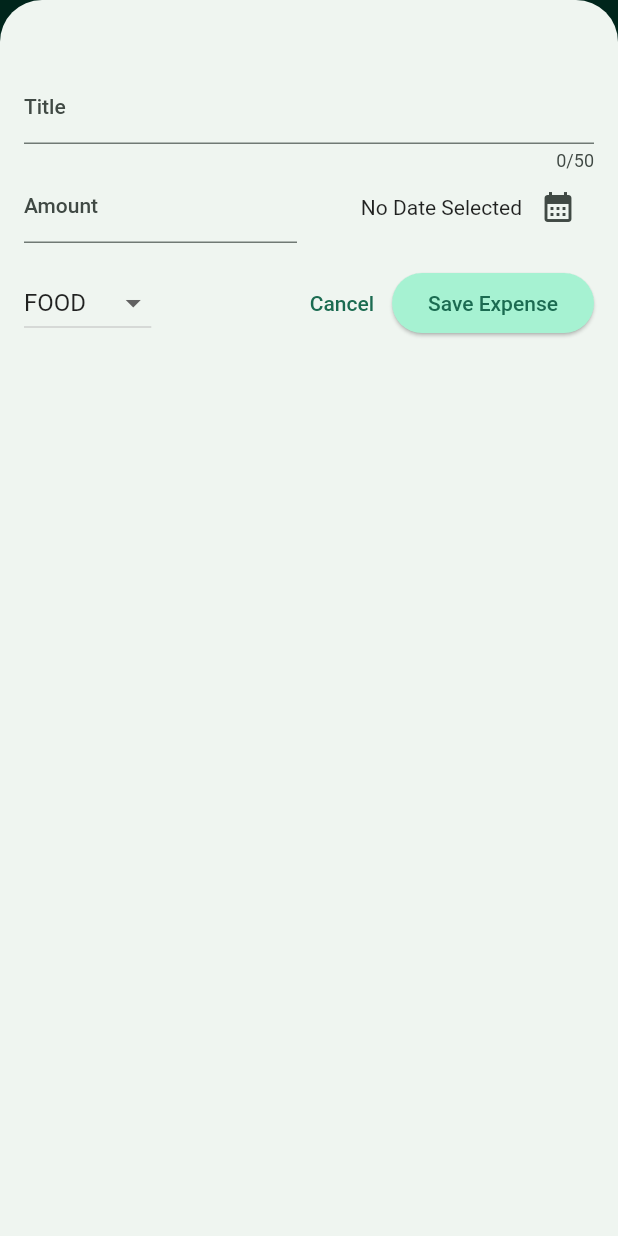
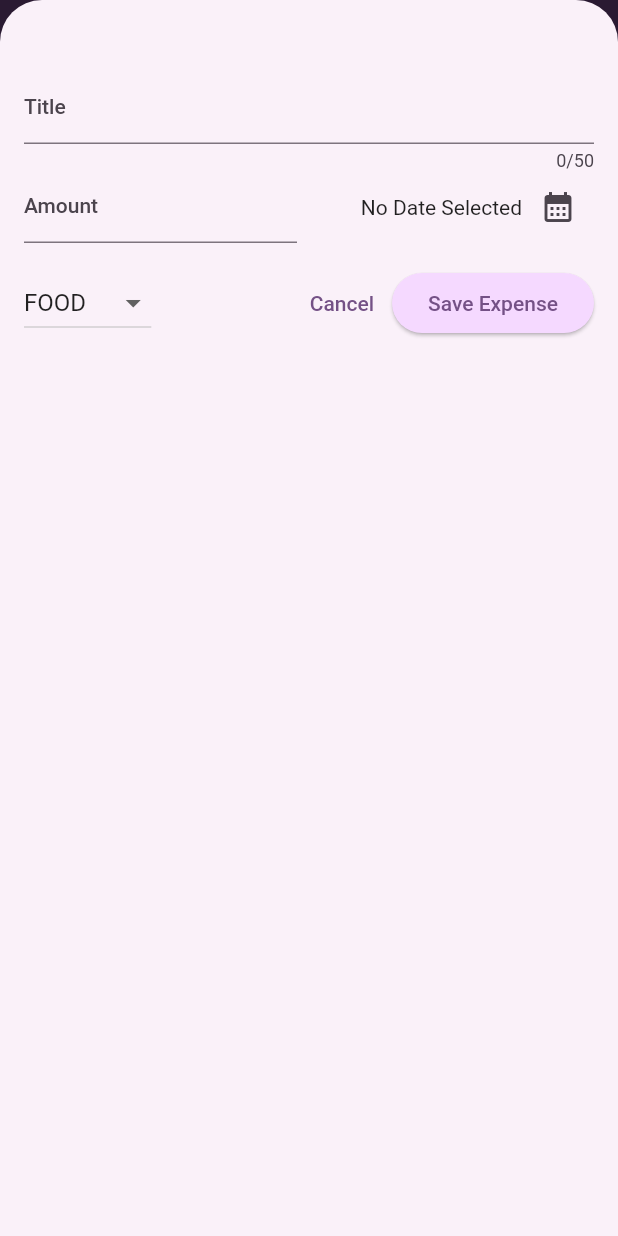
Before and after one commit to rieod/expense_tracker, a Flutter app: the screen it shows after launch, after a tap on the "add" icon, on a phone screen of 412 x 824 dp. Run offline on Flutter 3.47's test engine with Material 2 defaults, Android fonts, the phone set to English and light mode, and no system bars.

Commit message:
add dark mode

```diff
--- a/lib/main.dart
+++ b/lib/main.dart
@@ -2,11 +2,33 @@ import 'package:expense_tracker/widgets/expenses.dart';
 import 'package:flutter/material.dart';
 
 var kColorScheme =
-    ColorScheme.fromSeed(seedColor: Color.fromARGB(255, 62, 221, 171));
+    ColorScheme.fromSeed(seedColor: Color.fromARGB(255, 216, 144, 255));
+
+var kDarkColorScheme = ColorScheme.fromSeed(
+  brightness: Brightness.dark,
+  seedColor: Color.fromARGB(255, 47, 50, 255),
+);
 
 void main() {
   runApp(
     MaterialApp(
+      darkTheme: ThemeData.dark().copyWith(
+        useMaterial3: true,
+        colorScheme: kDarkColorScheme,
+        cardTheme: CardTheme().copyWith(
+          color: kDarkColorScheme.secondaryContainer,
+          margin: const EdgeInsets.symmetric(
+            horizontal: 16,
+            vertical: 8,
+          ),
+        ),
+        elevatedButtonTheme: ElevatedButtonThemeData(
+          style: ElevatedButton.styleFrom(
+            backgroundColor: kDarkColorScheme.primaryContainer,
+            foregroundColor: kDarkColorScheme.onPrimaryContainer,
+          ),
+        ),
+      ),
       theme: ThemeData().copyWith(
         useMaterial3: true,
         colorScheme: kColorScheme,
@@ -34,6 +56,7 @@ void main() {
               ),
             ),
       ),
+      // themeMode: ThemeMode.system,
       home: const Expenses(),
     ),
   );
```
